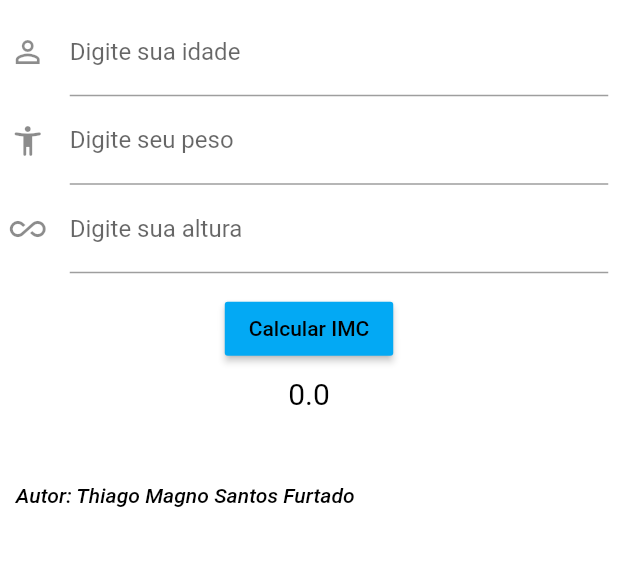
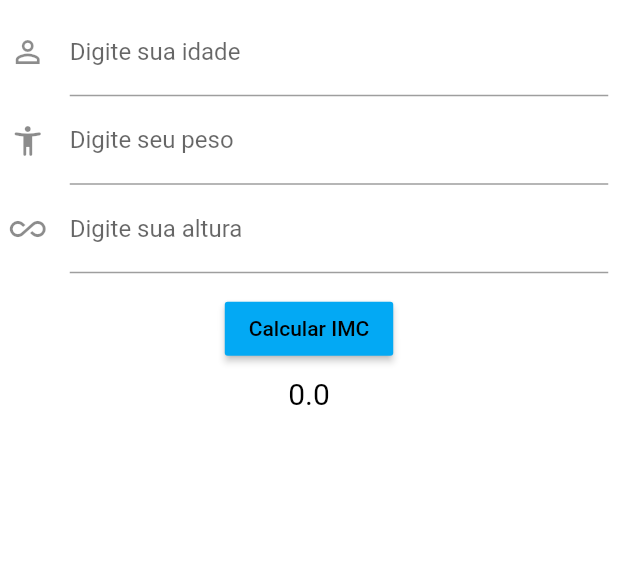
Before and after one commit to Magnothiago/Flutter-IMC, a Flutter app: the screen it shows after launch, on a phone screen of 412 x 824 dp, the part 236-802 px from its top. Run offline on Flutter 3.47's test engine with Material 2 defaults, Android fonts, the phone set to English and light mode, and no system bars.

Commit message:
Modificacao na tela principal

```diff
--- a/lib/ui/home.dart
+++ b/lib/ui/home.dart
@@ -4,7 +4,9 @@ class Home extends StatefulWidget {
   @override
   _HomeState createState() => _HomeState();
 }
-
+/*
+@Autor Thiago Furtado
+ */
 class _HomeState extends State<Home> {
   TextEditingController _controleIdade = new TextEditingController();
   TextEditingController _controlePeso = new TextEditingController();
@@ -130,19 +132,6 @@ class _HomeState extends State<Home> {
                         fontSize: 20),
                   ),
                 ),
-                Padding(
-                    padding: const EdgeInsets.all(9.0),
-                    child: Row(
-                        //mainAxisAlignment: MainAxisAlignment.spaceAround,
-                        children: <Widget>[
-                      Text(
-                        'Autor: Thiago Magno Santos Furtado',
-                        style: TextStyle(
-                            color: Colors.black,
-                            fontWeight: FontWeight.w500,
-                            fontStyle: FontStyle.italic),
-                      )
-                    ]))
               ],
             )
           ],
```
